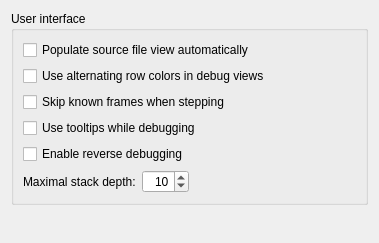
Old version of the form src/plugins/debugger/commonoptionspage.ui in the repository qt-creator/qt-creator.
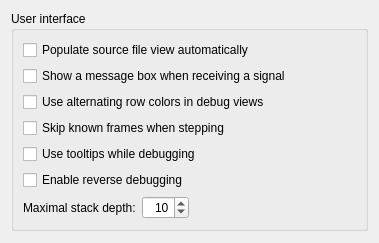
New version of the form.

Commit message:
debugger: pop up a window when the application receives a signal like SIGSEGV
Just mentioning it in the status bar is often not enough to take notice.

Patch:
```diff
--- a/src/plugins/debugger/commonoptionspage.ui
+++ b/src/plugins/debugger/commonoptionspage.ui
@@ -27,6 +27,13 @@
         </property>
        </widget>
       </item>
+      <item>
+       <widget class="QCheckBox" name="checkBoxUseMessageBoxForSignals">
+        <property name="text">
+         <string>Show a message box when receiving a signal</string>
+        </property>
+       </widget>
+      </item>
       <item>
        <widget class="QCheckBox" name="checkBoxUseAlternatingRowColors">
         <property name="text">
```
The commit also changes 4 other files.
